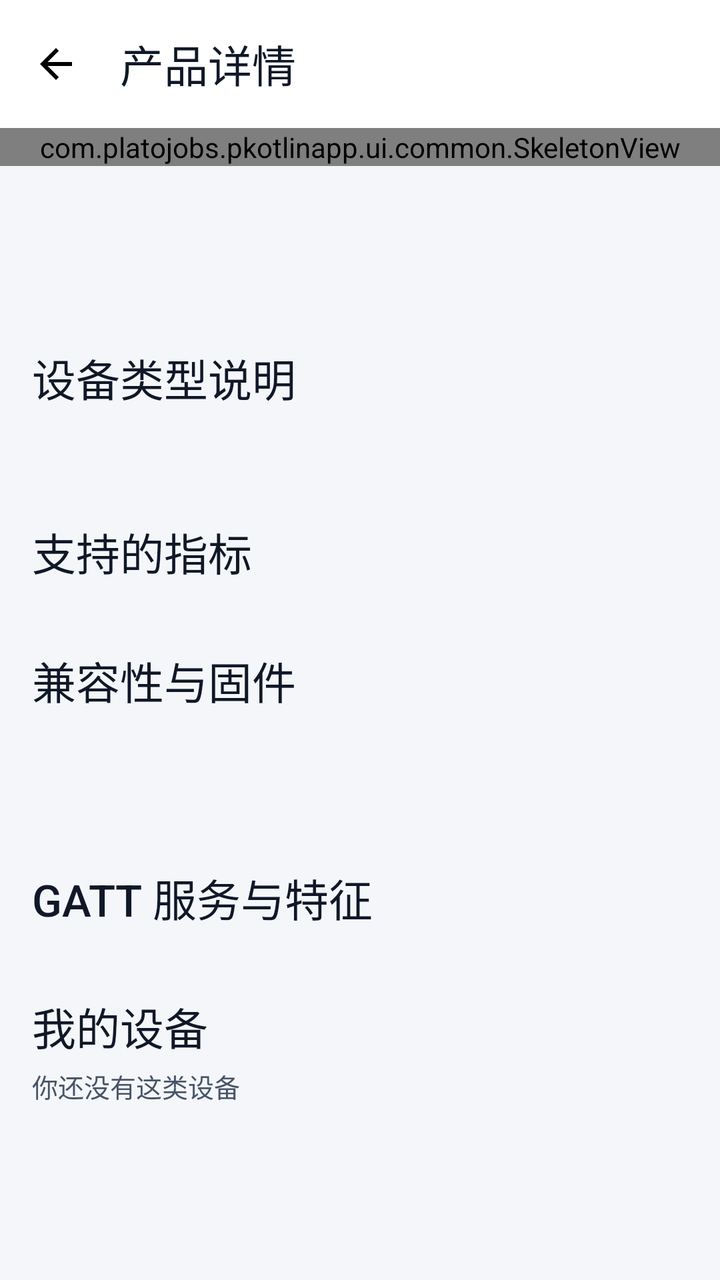
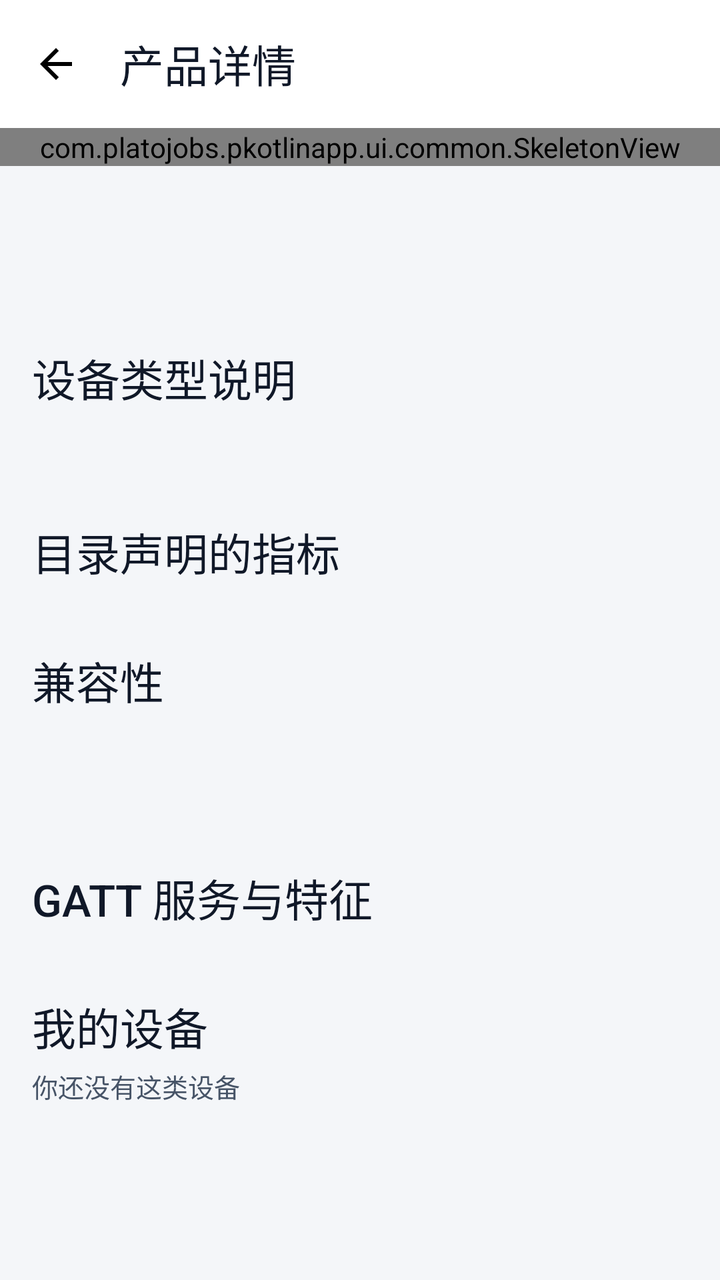

Compare the two renders of this Android layout. The source of the first and the diff that turns it into the second are given below.
<!-- AndroidManifest.xml: application theme Theme.PKotlinApp -->
<!-- res/layout/activity_product_detail.xml -->
<?xml version="1.0" encoding="utf-8"?>
<LinearLayout xmlns:android="http://schemas.android.com/apk/res/android"
    xmlns:app="http://schemas.android.com/apk/res-auto"
    android:id="@+id/root"
    android:layout_width="match_parent"
    android:layout_height="match_parent"
    android:orientation="vertical">

    <com.google.android.material.appbar.MaterialToolbar
        android:id="@+id/toolbar"
        android:layout_width="match_parent"
        android:layout_height="?attr/actionBarSize"
        android:background="?attr/colorSurface"
        app:navigationContentDescription="@string/toolbar_back"
        app:navigationIcon="@drawable/ic_arrow_back"
        app:title="@string/product_detail_title" />

    <FrameLayout
        android:layout_width="match_parent"
        android:layout_height="0dp"
        android:layout_weight="1">

        <androidx.core.widget.NestedScrollView
            android:id="@+id/detailScroll"
            android:layout_width="match_parent"
            android:layout_height="match_parent"
            android:clipToPadding="false">

            <LinearLayout
                android:layout_width="match_parent"
                android:layout_height="wrap_content"
                android:orientation="vertical"
                android:padding="@dimen/page_margin">

                <TextView
                    android:id="@+id/detailName"
                    android:layout_width="match_parent"
                    android:layout_height="wrap_content"
                    android:textAppearance="@style/TextAppearance.App.Headline" />

                <TextView
                    android:id="@+id/detailVendor"
                    android:layout_width="match_parent"
                    android:layout_height="wrap_content"
                    android:textAppearance="@style/TextAppearance.App.Caption"
                    android:textColor="@color/text_secondary" />

                <TextView
                    android:id="@+id/detailCategory"
                    android:layout_width="match_parent"
                    android:layout_height="wrap_content"
                    android:layout_marginTop="@dimen/space_4"
                    android:textAppearance="@style/TextAppearance.App.Caption" />

                <TextView
                    android:id="@+id/detailDescriptionTitle"
                    android:layout_width="match_parent"
                    android:layout_height="wrap_content"
                    android:layout_marginTop="@dimen/section_gap"
                    android:text="@string/product_detail_description"
                    android:textAppearance="@style/TextAppearance.App.Headline" />

                <TextView
                    android:id="@+id/detailDescription"
                    android:layout_width="match_parent"
                    android:layout_height="wrap_content"
                    android:layout_marginTop="@dimen/space_8"
                    android:textAppearance="@style/TextAppearance.App.Body" />

                <TextView
                    android:id="@+id/detailMetricsTitle"
                    android:layout_width="match_parent"
                    android:layout_height="wrap_content"
                    android:layout_marginTop="@dimen/section_gap"
                    android:text="@string/product_detail_metrics"
                    android:textAppearance="@style/TextAppearance.App.Headline" />

                <com.google.android.material.chip.ChipGroup
                    android:id="@+id/detailMetrics"
                    android:layout_width="match_parent"
                    android:layout_height="wrap_content"
                    android:layout_marginTop="@dimen/space_8"
                    app:singleLine="false" />

                <TextView
                    android:id="@+id/detailMetricsEmpty"
                    android:layout_width="match_parent"
                    android:layout_height="wrap_content"
                    android:layout_marginTop="@dimen/space_4"
                    android:text="@string/product_detail_metrics_empty"
                    android:textAppearance="@style/TextAppearance.App.Caption"
                    android:textColor="@color/text_secondary"
                    android:visibility="gone" />

                <TextView
                    android:id="@+id/detailCompatibilityTitle"
                    android:layout_width="match_parent"
                    android:layout_height="wrap_content"
                    android:layout_marginTop="@dimen/section_gap"
                    android:text="@string/product_detail_compatibility"
                    android:textAppearance="@style/TextAppearance.App.Headline" />

                <TextView
                    android:id="@+id/detailCompatibility"
                    android:layout_width="match_parent"
                    android:layout_height="wrap_content"
                    android:layout_marginTop="@dimen/space_8"
                    android:textAppearance="@style/TextAppearance.App.Body" />

                <TextView
                    android:id="@+id/detailFirmware"
                    android:layout_width="match_parent"
                    android:layout_height="wrap_content"
                    android:layout_marginTop="@dimen/space_4"
                    android:textAppearance="@style/TextAppearance.App.Caption"
                    android:textColor="@color/text_secondary" />

                <TextView
                    android:id="@+id/detailServicesTitle"
                    android:layout_width="match_parent"
                    android:layout_height="wrap_content"
                    android:layout_marginTop="@dimen/section_gap"
                    android:text="@string/product_services"
                    android:textAppearance="@style/TextAppearance.App.Headline" />

                <LinearLayout
                    android:id="@+id/detailServices"
                    android:layout_width="match_parent"
                    android:layout_height="wrap_content"
                    android:layout_marginTop="@dimen/space_8"
                    android:orientation="vertical" />

                <TextView
                    android:id="@+id/detailServicesEmpty"
                    android:layout_width="match_parent"
                    android:layout_height="wrap_content"
                    android:layout_marginTop="@dimen/space_4"
                    android:text="@string/product_no_gatt"
                    android:textAppearance="@style/TextAppearance.App.Caption"
                    android:textColor="@color/text_secondary"
                    android:visibility="gone" />

                <TextView
                    android:id="@+id/detailDevicesTitle"
                    android:layout_width="match_parent"
                    android:layout_height="wrap_content"
                    android:layout_marginTop="@dimen/section_gap"
                    android:text="@string/product_detail_my_devices"
                    android:textAppearance="@style/TextAppearance.App.Headline" />

                <TextView
                    android:id="@+id/detailDevicesHint"
                    android:layout_width="match_parent"
                    android:layout_height="wrap_content"
                    android:layout_marginTop="@dimen/space_4"
                    android:text="@string/product_detail_my_devices_hint"
                    android:textAppearance="@style/TextAppearance.App.Caption"
                    android:textColor="@color/text_secondary" />

                <LinearLayout
                    android:id="@+id/detailDevices"
                    android:layout_width="match_parent"
                    android:layout_height="wrap_content"
                    android:layout_marginTop="@dimen/space_8"
                    android:orientation="vertical" />

            </LinearLayout>

        </androidx.core.widget.NestedScrollView>

        <com.platojobs.pkotlinapp.ui.common.SkeletonView
            android:id="@+id/skeletonProductDetail"
            android:layout_width="match_parent"
            android:layout_height="wrap_content" />

        <FrameLayout
            android:id="@+id/detailEmptyContainer"
            android:layout_width="match_parent"
            android:layout_height="match_parent" />

    </FrameLayout>

</LinearLayout>
<!-- resources referenced by this layout -->
<resources>
  <color name="text_secondary">#475467</color>
  <dimen name="page_margin">16dp</dimen>
  <dimen name="section_gap">24dp</dimen>
  <dimen name="space_4">4dp</dimen>
  <dimen name="space_8">8dp</dimen>
  <!-- drawable ic_arrow_back (drawable) -->
  <vector xmlns:android="http://schemas.android.com/apk/res/android"
      android:width="24dp"
      android:height="24dp"
      android:viewportWidth="24"
      android:viewportHeight="24">
      <path
          android:fillColor="#FF000000"
          android:pathData="M20,11H7.83l5.59,-5.59L12,4l-8,8 8,8 1.41,-1.41L7.83,13H20v-2z" />
  </vector>
  <string name="product_detail_compatibility">兼容性与固件</string>
  <string name="product_detail_description">设备类型说明</string>
  <string name="product_detail_metrics">支持的指标</string>
  <string name="product_detail_metrics_empty">当前 App 尚未实现该类型的指标解析</string>
  <string name="product_detail_my_devices">我的设备</string>
  <string name="product_detail_my_devices_hint">你还没有这类设备</string>
  <string name="product_detail_title">产品详情</string>
  <string name="product_no_gatt">该型号未提供 GATT 服务信息</string>
  <string name="product_services">GATT 服务与特征</string>
  <string name="toolbar_back">返回</string>
  <style name="TextAppearance.App.Body" parent="@android:style/TextAppearance">
          <item name="android:textSize">17sp</item>
          <item name="android:textColor">@color/text_primary</item>
          <item name="android:fontFamily">sans-serif</item>
          <item name="android:lineSpacingExtra">7dp</item>
          <item name="android:lineSpacingMultiplier">1.0</item>
      </style>
  <style name="TextAppearance.App.Caption" parent="@android:style/TextAppearance">
          <item name="android:textSize">13sp</item>
          <item name="android:textColor">@color/text_secondary</item>
          <item name="android:fontFamily">sans-serif</item>
          <item name="android:lineSpacingExtra">5dp</item>
          <item name="android:lineSpacingMultiplier">1.0</item>
      </style>
  <style name="TextAppearance.App.Headline" parent="@android:style/TextAppearance">
          <item name="android:textSize">22sp</item>
          <item name="android:textColor">@color/text_primary</item>
          <item name="android:fontFamily">sans-serif-medium</item>
          <item name="android:lineSpacingExtra">6dp</item>
          <item name="android:lineSpacingMultiplier">1.0</item>
      </style>
  <color name="text_primary">#101828</color>
  <color name="canvas">#F4F6F9</color>
  <color name="primary">#175CD3</color>
  <color name="on_primary">#FFFFFF</color>
  <color name="chart_band">#E8EFFB</color>
  <color name="primary_text">#175CD3</color>
  <color name="surface">#FFFFFF</color>
  <color name="surface_sunken">#EEF1F5</color>
  <color name="border">#D0D5DD</color>
  <color name="danger">#B42318</color>
  <color name="danger_bg">#FEF3F2</color>
  <color name="text_tertiary">#5F6A7D</color>
  <dimen name="button_h">48dp</dimen>
  <style name="TextAppearance.App.Button" parent="@style/TextAppearance.App.Body">
          <item name="android:fontFamily">sans-serif-medium</item>
          <item name="android:lineSpacingExtra">0dp</item>
      </style>
  <dimen name="radius_12">12dp</dimen>
  <color name="overlay_pressed">#0F101828</color>
  <color name="border_strong">#8A93A2</color>
  <dimen name="stroke_1">1dp</dimen>
  <color name="divider">#E4E7EC</color>
  <dimen name="elevation_0">0dp</dimen>
  <dimen name="chip_h">32dp</dimen>
  <dimen name="radius_pill">999dp</dimen>
  <!-- unchanged entries left out for length: 5 -->
</resources>

<!-- the commit's change to res/layout/activity_product_detail.xml (unified diff, before → after) -->
@@ -46,6 +46,15 @@
                     android:textColor="@color/text_secondary" />
 
                 <TextView
+                    android:id="@+id/detailCatalogStatus"
+                    android:layout_width="match_parent"
+                    android:layout_height="wrap_content"
+                    android:layout_marginTop="@dimen/space_4"
+                    android:textAppearance="@style/TextAppearance.App.Footnote"
+                    android:textColor="@color/text_secondary"
+                    android:visibility="gone" />
+
+                <TextView
                     android:id="@+id/detailCategory"
                     android:layout_width="match_parent"
                     android:layout_height="wrap_content"
@@ -114,6 +123,23 @@
                     android:layout_marginTop="@dimen/space_4"
                     android:textAppearance="@style/TextAppearance.App.Caption"
                     android:textColor="@color/text_secondary" />
+
+                <TextView
+                    android:id="@+id/detailLimitationsTitle"
+                    android:layout_width="match_parent"
+                    android:layout_height="wrap_content"
+                    android:layout_marginTop="@dimen/section_gap"
+                    android:text="@string/product_detail_limitations"
+                    android:textAppearance="@style/TextAppearance.App.Headline"
+                    android:visibility="gone" />
+
+                <LinearLayout
+                    android:id="@+id/detailLimitations"
+                    android:layout_width="match_parent"
+                    android:layout_height="wrap_content"
+                    android:layout_marginTop="@dimen/space_8"
+                    android:orientation="vertical"
+                    android:visibility="gone" />
 
                 <TextView
                     android:id="@+id/detailServicesTitle"
<!-- resource entries referenced after the edit -->
@@ -15,10 +15,11 @@
           android:fillColor="#FF000000"
           android:pathData="M20,11H7.83l5.59,-5.59L12,4l-8,8 8,8 1.41,-1.41L7.83,13H20v-2z" />
   </vector>
-  <string name="product_detail_compatibility">兼容性与固件</string>
+  <string name="product_detail_compatibility">兼容性</string>
   <string name="product_detail_description">设备类型说明</string>
-  <string name="product_detail_metrics">支持的指标</string>
-  <string name="product_detail_metrics_empty">当前 App 尚未实现该类型的指标解析</string>
+  <string name="product_detail_limitations">使用限制</string>
+  <string name="product_detail_metrics">目录声明的指标</string>
+  <string name="product_detail_metrics_empty">服务端目录未声明该类型的指标</string>
   <string name="product_detail_my_devices">我的设备</string>
   <string name="product_detail_my_devices_hint">你还没有这类设备</string>
   <string name="product_detail_title">产品详情</string>
@@ -35,6 +36,13 @@
   <style name="TextAppearance.App.Caption" parent="@android:style/TextAppearance">
           <item name="android:textSize">13sp</item>
           <item name="android:textColor">@color/text_secondary</item>
+          <item name="android:fontFamily">sans-serif</item>
+          <item name="android:lineSpacingExtra">5dp</item>
+          <item name="android:lineSpacingMultiplier">1.0</item>
+      </style>
+  <style name="TextAppearance.App.Footnote" parent="@android:style/TextAppearance">
+          <item name="android:textSize">11sp</item>
+          <item name="android:textColor">@color/text_tertiary</item>
           <item name="android:fontFamily">sans-serif</item>
           <item name="android:lineSpacingExtra">5dp</item>
           <item name="android:lineSpacingMultiplier">1.0</item>
